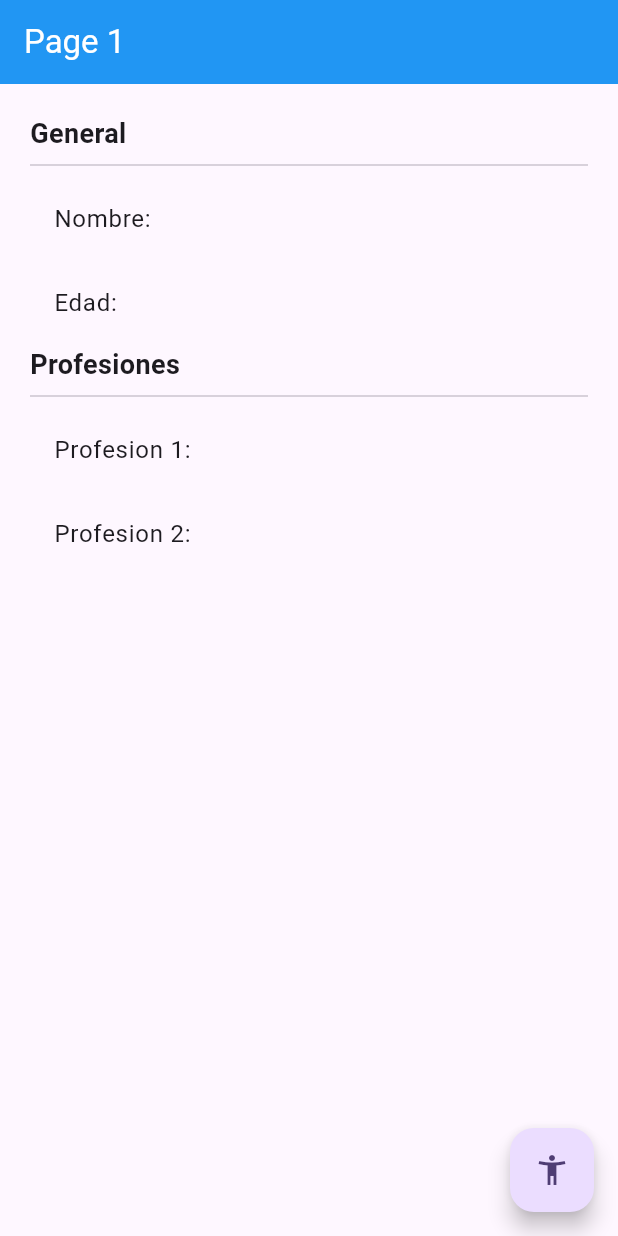
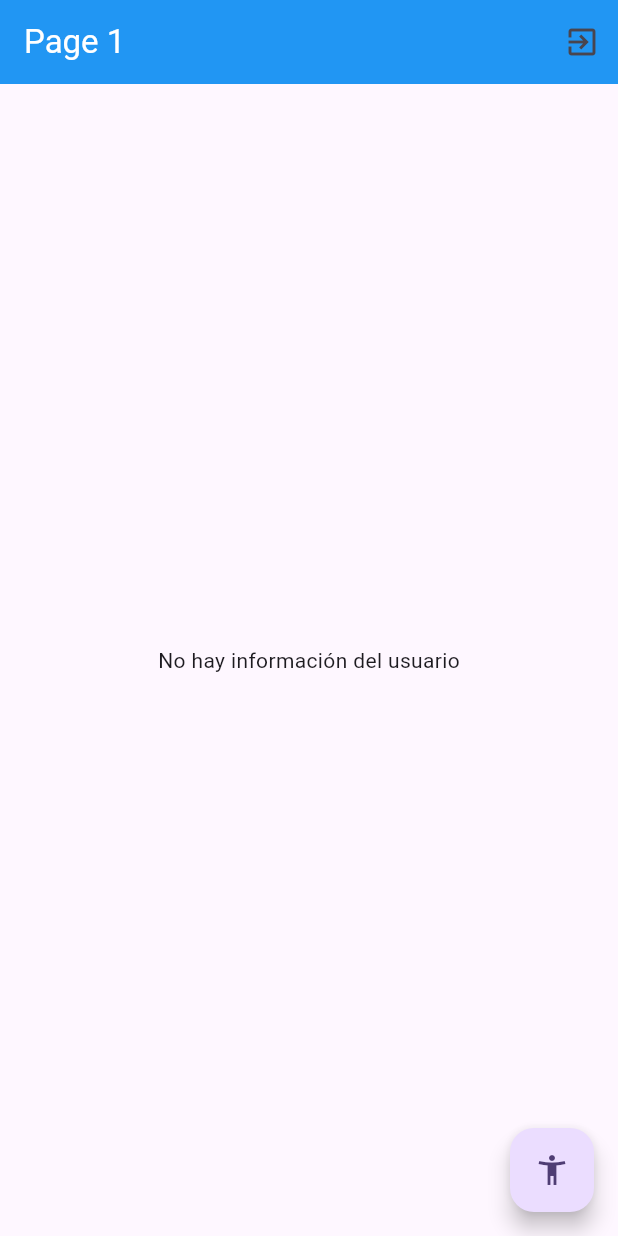
Before and after one commit to matiasbaez/flutter-state-management, a Flutter app: the screen it shows after launch, on a phone screen of 412 x 824 dp. Run offline on Flutter 3.47's test engine with Material 2 defaults, Android fonts, the phone set to English and light mode, and no system bars; our stand-ins replace flutter_bloc.

```diff
--- /dev/null
+++ b/lib/bloc/user/user_state.dart
@@ -0,0 +1,22 @@
+
+part of 'user_cubit.dart';
+
+@immutable
+sealed class UserState {
+
+}
+
+// Initial data for the state (something like redux initial state)
+class UserInitial extends UserState {
+
+  final existsuser = false;
+
+}
+
+class ActiveUser extends UserState {
+  final existsuser = true;
+
+  final User user;
+
+  ActiveUser(this.user);
+}
--- a/lib/main.dart
+++ b/lib/main.dart
@@ -1,4 +1,6 @@
 import 'package:flutter/material.dart';
+import 'package:flutter_bloc/flutter_bloc.dart';
+import 'package:state_management/bloc/user/user_cubit.dart';
 
 import 'package:state_management/pages/pages.dart';
 
@@ -12,7 +14,11 @@ class MyApp extends StatelessWidget {
   // This widget is the root of your application.
   @override
   Widget build(BuildContext context) {
-    return MaterialApp(
+    return MultiBlocProvider(
+      providers: [
+        BlocProvider(create: (_) => UserCubit())
+      ],
+      child: MaterialApp(
         title: 'Flutter Demo',
         debugShowCheckedModeBanner: false,
         theme: ThemeData(
@@ -25,6 +31,7 @@ class MyApp extends StatelessWidget {
           'page2': (_) => const Page2(),
         },
         home: Scaffold(),
+      ),
     );
   }
 }
--- a/lib/models/user.dart
+++ b/lib/models/user.dart
@@ -1,14 +1,20 @@
 
 class User {
 
-  String name;
-  int age;
-  List<String> professions;
+  final String name;
+  final int age;
+  final List<String> professions;
 
-  User(
-    this.name,
-    this.age,
-    this.professions
+  User({
+    required this.name,
+    required this.age,
+    required this.professions
+  });
+
+  User copyWith({ String? name, int? age, List<String>? professions }) => User(
+    name: name ?? this.name,
+    age: age ?? this.age,
+    professions: professions ?? this.professions,
   );
 
 }
--- a/lib/pages/page1.dart
+++ b/lib/pages/page1.dart
@@ -1,5 +1,9 @@
 
 import 'package:flutter/material.dart';
+import 'package:flutter_bloc/flutter_bloc.dart';
+
+import 'package:state_management/bloc/user/user_cubit.dart';
+import 'package:state_management/models/models.dart';
 
 class Page1 extends StatelessWidget {
 
@@ -7,12 +11,21 @@ class Page1 extends StatelessWidget {
 
   @override
   Widget build(BuildContext context) {
+
+    final userCubit = context.read<UserCubit>();
+
     return Scaffold(
       appBar: AppBar(
         title: const Text('Page 1', style: TextStyle( color: Colors.white ) ),
         backgroundColor: Colors.blue,
+        actions: [
+          IconButton(onPressed: () {
+            userCubit.cleanUser();
+          },
+          icon: const Icon(Icons.exit_to_app))
+        ],
       ),
-      body: _UserInfo(),
+      body: const BodyScaffold(),
       floatingActionButton: FloatingActionButton(
         onPressed: () => Navigator.pushNamed(context, 'page2'),
         child: const Icon(Icons.accessibility_new),
@@ -21,9 +34,33 @@ class Page1 extends StatelessWidget {
   }
 }
 
+class BodyScaffold extends StatelessWidget {
+
+  const BodyScaffold({
+    super.key,
+  });
+
+  @override
+  Widget build(BuildContext context) {
+    return BlocBuilder<UserCubit, UserState>(
+      builder: (context, state) {
+        // https://stackoverflow.com/a/71139936
+        return switch(state) {
+          UserInitial() => const Center(child: Text('No hay información del usuario')),
+          ActiveUser() => _UserInfo(user: state.user),
+        };
+      },
+    );
+  }
+}
+
 class _UserInfo extends StatelessWidget {
+
+  final User user;
+
   const _UserInfo({
     super.key,
+    required this.user,
   });
 
   @override
@@ -32,20 +69,19 @@ class _UserInfo extends StatelessWidget {
       height: double.infinity,
       width: double.infinity,
       padding: const EdgeInsets.all(20.0),
-      child: const Column(
+      child: Column(
         crossAxisAlignment: CrossAxisAlignment.start,
         children: [
-          Text('General', style: TextStyle( fontSize: 18, fontWeight: FontWeight.bold ) ),
-          Divider(),
+          const Text('General', style: TextStyle( fontSize: 18, fontWeight: FontWeight.bold ) ),
+          const Divider(),
 
-          ListTile( title: Text('Nombre: ' ) ),
-          ListTile( title: Text('Edad: ' ) ),
+          ListTile( title: Text('Nombre: ${user.name}' ) ),
+          ListTile( title: Text('Edad: ${user.age}' ) ),
 
-          Text('Profesiones', style: TextStyle( fontSize: 18, fontWeight: FontWeight.bold ) ),
-          Divider(),
+          const Text('Profesiones', style: TextStyle( fontSize: 18, fontWeight: FontWeight.bold ) ),
+          const Divider(),
 
-          ListTile( title: Text('Profesion 1: ' ) ),
-          ListTile( title: Text('Profesion 2: ' ) ),
+          ...user.professions.map((profession) => ListTile( title: Text( profession ) )).toList()
         ],
       ),
     );
--- a/pubspec.yaml
+++ b/pubspec.yaml
@@ -35,6 +35,7 @@ dependencies:
   # The following adds the Cupertino Icons font to your application.
   # Use with the CupertinoIcons class for iOS style icons.
   cupertino_icons: ^1.0.2
+  flutter_bloc: ^8.1.3
 
 dev_dependencies:
   flutter_test:
```
Also changed, not shown: lib/bloc/user/user_cubit.dart (added, +39 -0 lines), lib/pages/page2.dart (+17 -4 lines), lib/models/models.dart (line endings or trailing spaces), lib/pages/pages.dart (line endings or trailing spaces), pubspec.lock. Lines whose indentation alone changed are shown as unchanged.
